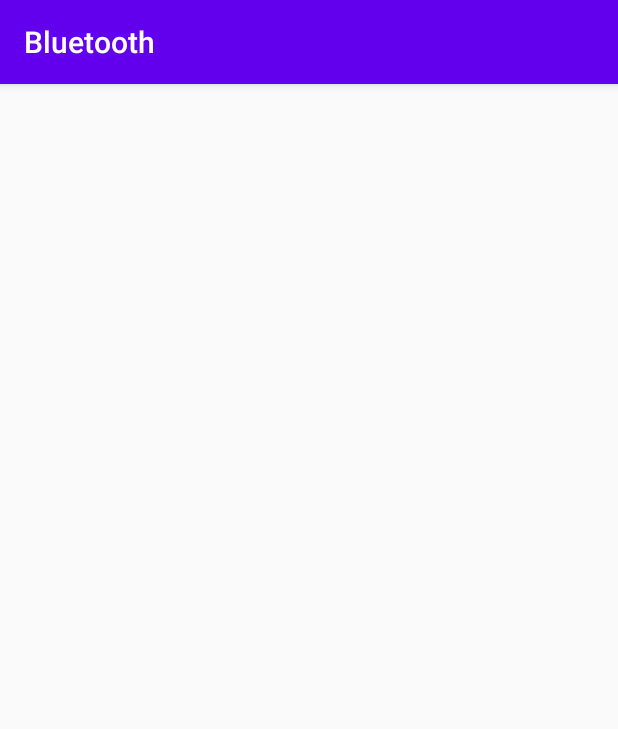
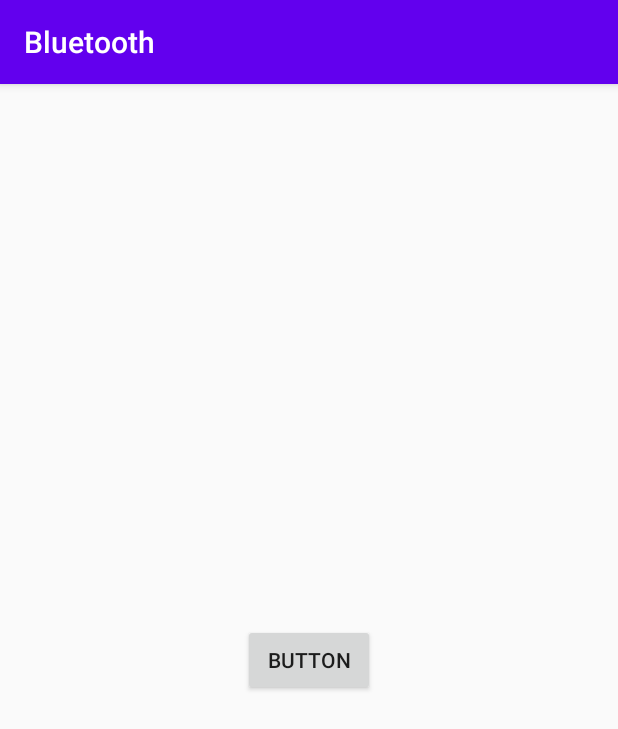
Before and after one commit to matiaselm/android-exercises, an Android app: the screen it shows after launch (MainActivity), on a phone screen of 412 x 824 dp. Shown: the top 729 px of the screen. Run offline under Robolectric (Android 15) with nearby library versions, the phone set to English and light mode, and no system bars.

```diff
--- a/app/src/main/java/com/example/exercises/MainActivity.kt
+++ b/app/src/main/java/com/example/exercises/MainActivity.kt
@@ -13,13 +13,18 @@ import androidx.appcompat.app.AppCompatActivity
 import android.os.Bundle
 import android.os.Handler
 import android.util.Log
+import kotlinx.android.synthetic.main.activity_main.*
 
 class MainActivity : AppCompatActivity() {
 
-    private var mBluetoothAdapter: BluetoothAdapter? = null
-    private var mScanResults: HashMap<String, ScanResult>? = null
-    private var mScanCallback: BtleScanCallback? = null
-    private var mScanning: Boolean = false
+    companion object {
+        const val SCAN_PERIOD: Long = 3000
+        private var mBluetoothAdapter: BluetoothAdapter? = null
+        private var mScanResults: HashMap<String, ScanResult>? = null
+        private var mScanCallback: BtleScanCallback? = null
+        private var mScanning: Boolean = false
+    }
+
 
     private fun hasPermissions(): Boolean {
         if (mBluetoothAdapter == null || !mBluetoothAdapter!!.isEnabled) {
@@ -63,11 +68,7 @@ class MainActivity : AppCompatActivity() {
     }
 
 
-
-    companion object {
-        const val SCAN_PERIOD: Long = 3000
-    }
-
+    // Starts scan and finds devices, works at least somewhat
     private fun startScan() {
         Log.d("bluetooth-lab", "Scan start")
         mScanResults = HashMap()
@@ -88,7 +89,9 @@ class MainActivity : AppCompatActivity() {
         mBluetoothLeScanner!!.startScan(filter, settings, mScanCallback)
     }
 
+    // Isn't working as supposed to, doesn't stop the scan
     private fun stopScan() {
+        Log.d("bluetooth-lab","Scan stop")
         val mBluetoothLeScanner = mBluetoothAdapter!!.bluetoothLeScanner
         mScanCallback = BtleScanCallback()
         mScanning = false
@@ -101,5 +104,11 @@ class MainActivity : AppCompatActivity() {
 
         val bluetoothManager = getSystemService(Context.BLUETOOTH_SERVICE) as BluetoothManager
         mBluetoothAdapter = bluetoothManager.adapter
+
+        button.setOnClickListener() {
+            if(hasPermissions()){
+                startScan()
+            }
+        }
     }
 }
--- a/app/src/main/res/layout/activity_main.xml
+++ b/app/src/main/res/layout/activity_main.xml
@@ -7,4 +7,13 @@
     tools:context=".MainActivity">
 
 
+    <Button
+        android:id="@+id/button"
+        android:layout_width="wrap_content"
+        android:layout_height="wrap_content"
+        android:text="Button"
+        app:layout_constraintBottom_toBottomOf="parent"
+        app:layout_constraintEnd_toEndOf="parent"
+        app:layout_constraintStart_toStartOf="parent"
+        app:layout_constraintTop_toTopOf="parent" />
 </androidx.constraintlayout.widget.ConstraintLayout>
```
